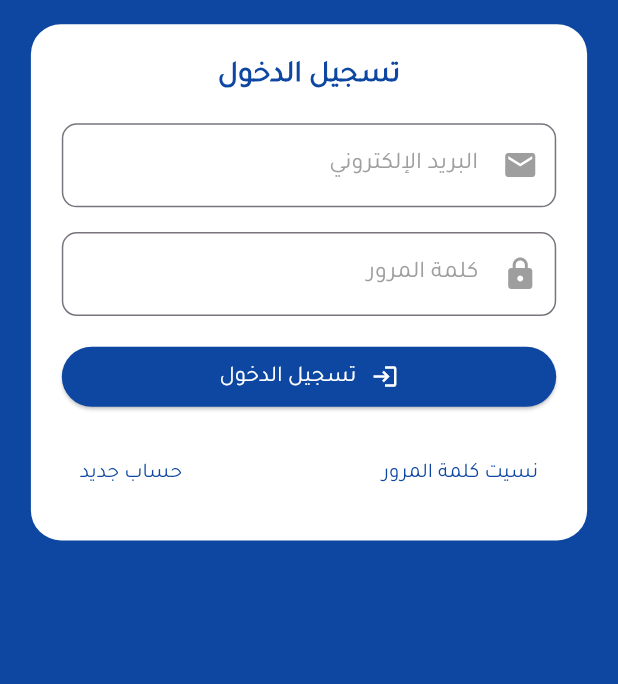
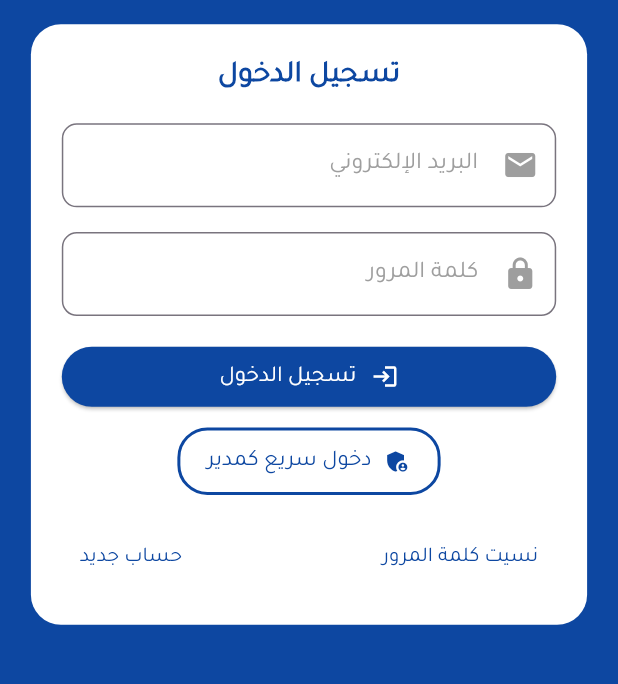
Before and after one commit to Nassaralshabi/Mikrotik-flutter-app, a Flutter app: the screen it shows after launch, on a phone screen of 412 x 824 dp, the part 239-923 px from its top. Run offline on Flutter 3.47's test engine with Material 3 defaults, Android fonts, the light colour scheme and no system bars; our stand-ins replace geolocator, package_info_plus, pdf, permission_handler, pin_code_fields, printing and 3 more; missing offline and left inert: clipboard, mikrotik_mndp, workmanager.

Commit message:
إضافة زر 'دخول سريع كمدير' لتسريع الوصول أثناء الاختبار والدعم، مع استخدام نفس منطق تسجيل الدخول واحترام حالة التحميل.

```diff
--- a/lib/login_page.dart
+++ b/lib/login_page.dart
@@ -23,6 +23,10 @@ class _LoginPageState extends State<LoginPage> {
   bool _isLoading = false;
   final RouterboardService _service =
   RouterboardService(); // Create an instance of the service
+
+  // بيانات تسجيل دخول المدير الافتراضية
+  static const String ADMIN_EMAIL = 'adenmarina2@gmail.com';
+  static const String ADMIN_PASSWORD = '868844';
 
   @override
   void initState() {
@@ -131,6 +135,15 @@ class _LoginPageState extends State<LoginPage> {
     });
   }
 
+  Future<void> _loginAsAdmin() async {
+    // ملء حقول الإدخال ببيانات المدير
+    _emailController.text = ADMIN_EMAIL;
+    _passwordController.text = ADMIN_PASSWORD;
+
+    // تنفيذ تسجيل الدخول
+    await _login();
+  }
+
   void checkIfAlreadyLoggedIn() async {
     final prefs = await SharedPreferences.getInstance();
     bool? isLoggedIn = prefs.getBool('isLoggedIn');
@@ -213,6 +226,32 @@ class _LoginPageState extends State<LoginPage> {
                         iconColor: Colors.white,
                         iconData: Icons.login,
                       ),
+                      SizedBox(height: height * 0.01),
+                      OutlinedButton.icon(
+                        onPressed: _isLoading ? null : _loginAsAdmin,
+                        icon: const Icon(
+                          Icons.admin_panel_settings,
+                          color: Color(0xFF0D47A1),
+                        ),
+                        label: const Text(
+                          'دخول سريع كمدير',
+                          style: TextStyle(
+                            color: Color(0xFF0D47A1),
+                            fontSize: 15,
+                            fontFamily: 'Tajawal',
+                          ),
+                        ),
+                        style: OutlinedButton.styleFrom(
+                          side: const BorderSide(
+                            color: Color(0xFF0D47A1),
+                            width: 2,
+                          ),
+                          shape: RoundedRectangleBorder(
+                            borderRadius: BorderRadius.circular(20),
+                          ),
+                          padding: const EdgeInsets.symmetric(vertical: 12, horizontal: 20),
+                        ),
+                      ),
                       SizedBox(height: height * 0.02),
                       Row(
                         mainAxisAlignment: MainAxisAlignment.spaceBetween,
```
